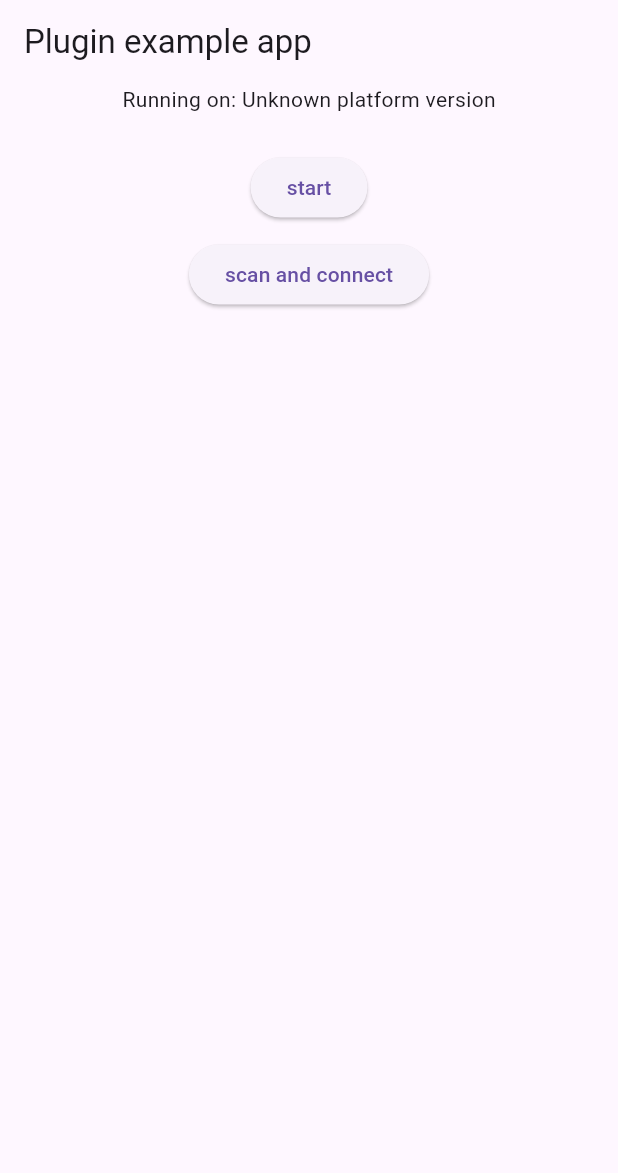
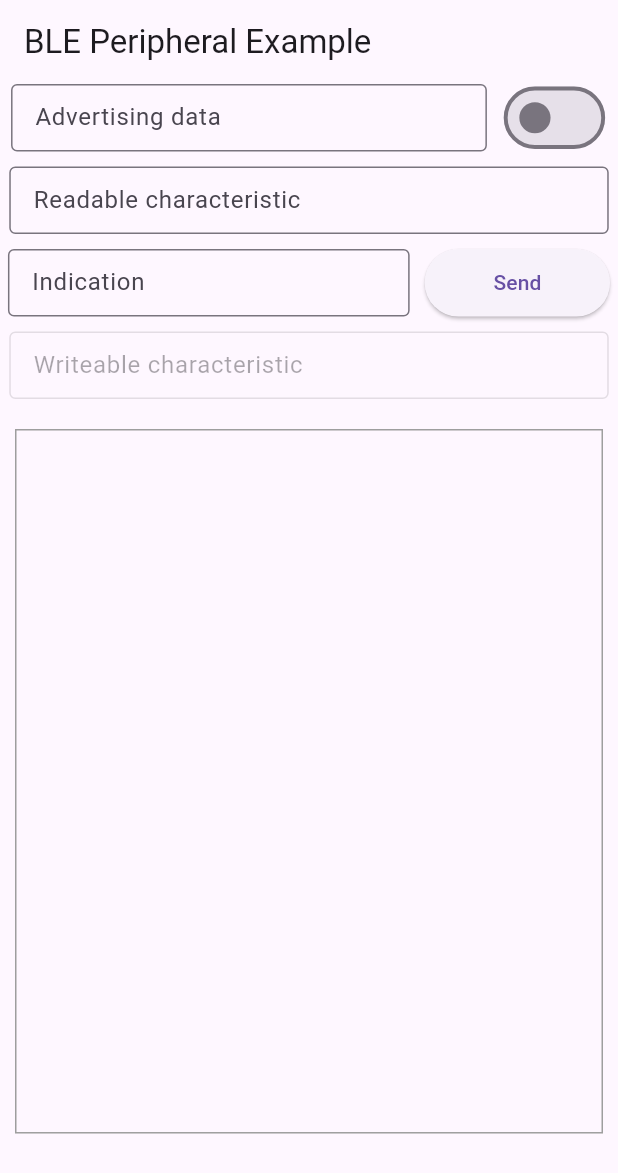
Before and after one commit to deokgyuhan/flutter_ble_peripheral_central, a Flutter app: the screen it shows after launch, on a phone screen of 412 x 824 dp. Shown: the top 1173 px of the screen. Run offline on Flutter 3.47's test engine with Material 3 defaults, Android fonts, the phone set to English and light mode, and no system bars; our stand-ins replace permission_handler, plugin_platform_interface.

Commit message:
2023.08.27 (1)commit -> example 작성

```diff
--- a/example/lib/main.dart
+++ b/example/lib/main.dart
@@ -1,115 +1,234 @@
 import 'dart:io';
 import 'package:flutter/material.dart';
 import 'dart:async';
-import 'package:flutter/services.dart';
 import 'package:flutter_ble_peripheral_central/flutter_ble_peripheral_central.dart';
 import 'package:permission_handler/permission_handler.dart';
 
 void main() {
-  runApp(const MyApp());
+  runApp(MaterialApp(home: MyWidget()));
 }
 
-class MyApp extends StatefulWidget {
-  const MyApp({super.key});
-
+class MyWidget extends StatefulWidget {
   @override
-  State<MyApp> createState() => _MyAppState();
+  _MyWidgetState createState() => _MyWidgetState();
 }
 
-class _MyAppState extends State<MyApp> {
-  String _platformVersion = 'Unknown';
+class _MyWidgetState extends State<MyWidget> {
+  final _eventStreamController = StreamController<String>();
   final _flutterBlePeripheralCentralPlugin = FlutterBlePeripheralCentral();
+  List<String> _events = [];
+  final indicateOfInput= TextEditingController();
+  bool _isSwitchOn = false;
 
   @override
   void initState() {
     super.initState();
     _permissionCheck();
-    initPlatformState();
   }
 
-  // Platform messages are asynchronous, so we initialize in an async method.
-  Future<void> initPlatformState() async {
-    String platformVersion;
-    // Platform messages may fail, so we use a try/catch PlatformException.
-    // We also handle the message potentially returning null.
-    try {
-      platformVersion =
-          await _flutterBlePeripheralCentralPlugin.getPlatformVersion() ?? 'Unknown platform version';
-    } on PlatformException {
-      platformVersion = 'Failed to get platform version.';
+  @override
+  void dispose() {
+    _eventStreamController.close();
+    super.dispose();
   }
-
-    // If the widget was removed from the tree while the asynchronous platform
-    // message was in flight, we want to discard the reply rather than calling
-    // setState to update our non-existent appearance.
-    if (!mounted) return;
-
-    setState(() {
-      _platformVersion = platformVersion;
-    });
-  }
-
-  var _eventSubscription;
 
   @override
   Widget build(BuildContext context) {
-    return MaterialApp(
-      home: Scaffold(
-        appBar: AppBar(
-          title: const Text('Plugin example app'),
+
+    return Scaffold(
+      appBar: AppBar(title: Text('BLE Peripheral Example')),
+      body:  SingleChildScrollView(child: Column(
+        children: [
+          Row(
+              mainAxisAlignment: MainAxisAlignment.center,
+              children: [
+                Container(
+                  width: MediaQuery.of(context).size.width*0.77,
+                  height: 45,
+                  child: TextField(
+                    controller: indicateOfInput,
+                    decoration: InputDecoration(
+                      labelText: 'Advertising data',
+                      border: OutlineInputBorder(
+                        borderSide: BorderSide(color: Colors.grey),
                       ),
-        body: Center(
-          child: Column(
+                      contentPadding: EdgeInsets.symmetric(vertical: 10, horizontal: 12,),
+                    ),
+                  ),
+                ),
+                SizedBox(width: 10),
+                Container(
+                  width: MediaQuery.of(context).size.width*0.17,
+                  height: 45,
+                  child: Transform.scale(
+                    scale: 1.3,
+                    child: Switch(
+                      value: _isSwitchOn,
+                      onChanged: (value) {
+                        setState(() {
+                          _isSwitchOn = value;
+                        });
+
+                        if(_isSwitchOn) {
+                          _startAdvertising();
+                        } else {
+                          _stopAdvertising();
+                        }
+                      },
+                    ),
+                  )
+                ),
+              ]),
+          SizedBox(height: 10,),
+          Row(
+              mainAxisAlignment: MainAxisAlignment.center,
               children: [
-              Text('Running on: $_platformVersion\n'),
-              SizedBox(height: 5),
+                Container(
+                  width: MediaQuery.of(context).size.width*0.97,
+                  height: 45,
+                  child: TextField(
+                    controller: indicateOfInput,
+                    decoration: InputDecoration(
+                      labelText: 'Readable characteristic',
+                      // hintText: 'Input indicate value',
+                      border: OutlineInputBorder(
+                        borderSide: BorderSide(color: Colors.grey),
+                      ),
+                      contentPadding: EdgeInsets.symmetric(vertical: 10, horizontal: 12,),
+                    ),
+                  ),
+                ),
+              ]
+          ),
+          SizedBox(height: 10,),
+          Row(
+              mainAxisAlignment: MainAxisAlignment.center,
+              children: [
+                Container(
+                  width: MediaQuery.of(context).size.width*0.65,
+                  height: 45,
+                  child: TextField(
+                    controller: indicateOfInput,
+                    decoration: InputDecoration(
+                      labelText: 'Indication',
+                      hintText: 'Input indicate value',
+                      border: OutlineInputBorder(
+                        borderSide: BorderSide(color: Colors.grey),
+                      ),
+                      contentPadding: EdgeInsets.symmetric(vertical: 10, horizontal: 12,),
+                    ),
+                  ),
+                ),
+                SizedBox(width: 10),
+                Container(
+                  width: MediaQuery.of(context).size.width*0.3,
+                  height: 45,
+                  child:
                   ElevatedButton(
                     onPressed: () async {
-                    _eventSubscription = _flutterBlePeripheralCentralPlugin.startBlePeripheralSearvice().listen((event) {
-                      print('----------------------->event: ${event}');
-
-                      if(event == 'stopAdvertising') {
-                        _eventSubscription?.cancel();
-                      }
-                    });
+                      await _flutterBlePeripheralCentralPlugin.sendIndicate("");
                     },
-                  child: Text('start')
+                    child: Text('Send'),
+                  ),
+                ),
+              ]
           ),
           SizedBox(height: 10,),
-              ElevatedButton(
-                  onPressed: () async {
-                    _eventSubscription = _flutterBlePeripheralCentralPlugin.scanAndConnect().listen((event) {
-                      print('----------------------->event: ${event}');
-
-                    });
+          Row(
+              mainAxisAlignment: MainAxisAlignment.center,
+              children: [
+                Container(
+                  width: MediaQuery.of(context).size.width*0.97,
+                  height: 45,
+                  child: TextField(
+                    controller: indicateOfInput,
+                    decoration: InputDecoration(
+                      labelText: 'Writeable characteristic',
+                      // hintText: 'Input indicate value',
+                      border: OutlineInputBorder(
+                        borderSide: BorderSide(color: Colors.grey),
+                      ),
+                      contentPadding: EdgeInsets.symmetric(vertical: 10, horizontal: 12,),
+                    ),
+                    enabled: false,
+                  ),
+                ),
+              ]
+          ),
+          SizedBox(height: 10,),
+          Container(
+            child: Padding(
+              padding: EdgeInsets.all(10.0),
+              child: Container(
+                width: double.infinity,
+                // height: double.infinity,
+                height:  MediaQuery.of(context).size.height*0.57,
+                decoration: BoxDecoration(
+                  border: Border.all(color: Colors.grey), // 바깥쪽 테두리 스타일 지정
+                ),
+                child:
+                ListView.builder(
+                  itemCount: _events.length,
+                  itemBuilder: (context, index) {
+                    return ListTile(title: Text(_events[index]));
                   },
-                  child: Text('scan and connect')
+                ),
+              ),
+            ),
           ),
         ],
-          ),
       ),
       ),
     );
   }
 
+  StreamSubscription<String>? _eventSubscription;
+
+  void _startAdvertising() async {
+    _clearLog();
+    _eventStreamController.sink.add('Starting...');
+
+    _eventSubscription = await _flutterBlePeripheralCentralPlugin
+        .startBlePeripheralService()
+        .listen((event) {
+
+      // if(!_events.contains(event)) {
+      _eventStreamController.sink.add('-> '+event);
+      setState(() {
+        _events.add(event);
+      });
+
+      print('----------------------->event: ' + event);
+      // }
+
+      if (event == 'stopAdvertising') {
+        _eventSubscription?.cancel();
+      }
+    }) as StreamSubscription<String>?;
+  }
+
+  void _stopAdvertising() async {
+    await _flutterBlePeripheralCentralPlugin.stopBlePeripheralService();
+  }
+
+  void _clearLog() {
+    setState(() {
+      _events.clear(); // Clear the log
+    });
+  }
   void _permissionCheck() async {
-      //android의 경우 ble 권한과 함께 위치 권한 필요(android 12이상부터는 근처기기 권한까지 포함)
     if (Platform.isAndroid) {
       var permission = await Permission.location.request();
       var bleScan = await Permission.bluetoothScan.request();
       var bleConnect = await Permission.bluetoothConnect.request();
       var bleAdvertise = await Permission.bluetoothAdvertise.request();
-
-        // var locationAlways = await Permission.locationAlways.request();
       var locationWhenInUse = await Permission.locationWhenInUse.request();
 
       print('location permission: ${permission.isGranted}');
-        // print('location locationAlways: ${locationAlways.isGranted}');
-        print('location locationWhenInUse: ${locationWhenInUse.isGranted}');
-
       print('bleScan permission: ${bleScan.isGranted}');
       print('bleConnect permission: ${bleConnect.isGranted}');
       print('bleAdvertise permission: ${bleAdvertise.isGranted}');
+      print('location locationWhenInUse: ${locationWhenInUse.isGranted}');
     }
   }
 }
--- a/lib/flutter_ble_peripheral_central_method_channel.dart
+++ b/lib/flutter_ble_peripheral_central_method_channel.dart
@@ -24,7 +24,7 @@ class MethodChannelFlutterBlePeripheralCentral extends FlutterBlePeripheralCentr
   }
 
   // peripheral begin
-  Stream<dynamic> startBlePeripheralSearvice()  {
+  Stream<dynamic> startBlePeripheralService()  {
     return eventChannelOfPeripheral.receiveBroadcastStream();
   }
 
@@ -33,8 +33,8 @@ class MethodChannelFlutterBlePeripheralCentral extends FlutterBlePeripheralCentr
     return result;
   }
 
-  Future<String?> stopBlePeripheralSearvice() async {
-    final result = await methodChannelOfPeripheral.invokeMethod<String>('stopBlePeripheralSearvice');
+  Future<String?> stopBlePeripheralService() async {
+    final result = await methodChannelOfPeripheral.invokeMethod<String>('stopBlePeripheralService');
     return result;
   }
   // peripheral end
--- a/lib/flutter_ble_peripheral_central_platform_interface.dart
+++ b/lib/flutter_ble_peripheral_central_platform_interface.dart
@@ -28,7 +28,7 @@ abstract class FlutterBlePeripheralCentralPlatform extends PlatformInterface {
   }
 
   // peripheral begin
-  Stream<dynamic> startBlePeripheralSearvice() {
+  Stream<dynamic> startBlePeripheralService() {
     throw UnimplementedError('platformVersion() has not been implemented.');
   }
 
@@ -36,7 +36,7 @@ abstract class FlutterBlePeripheralCentralPlatform extends PlatformInterface {
     throw UnimplementedError('platformVersion() has not been implemented.');
   }
 
-  Future<String?> stopBlePeripheralSearvice() {
+  Future<String?> stopBlePeripheralService() {
     throw UnimplementedError('platformVersion() has not been implemented.');
   }
   // peripheral end
```
Also changed, not shown: lib/flutter_ble_peripheral_central.dart (+4 -4 lines), 2 other files. Lines whose indentation alone changed are shown as unchanged.
